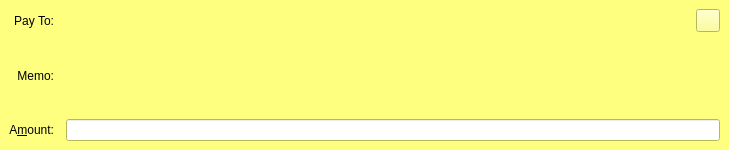
gjhiggins/vcoincore, file src/qt/forms/sendcoinsentry.ui: the form before one commit.
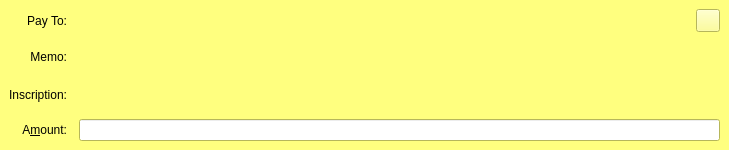
The form after the commit. The open tabs and pages were chosen to show the change. Icons and pictures are not drawn. Custom widgets are drawn as their Qt base class.

Commit message: OP_RETURN inscriptions, integrated into “Send coins” tab

```diff
--- a/src/qt/forms/sendcoinsentry.ui
+++ b/src/qt/forms/sendcoinsentry.ui
@@ -689,6 +689,23 @@
      </widget>
     </item>
     <item row="2" column="0">
+     <widget class="QLabel" name="inscriptionLabel_is">
+      <property name="text">
+       <string>Inscription:</string>
+      </property>
+      <property name="alignment">
+       <set>Qt::AlignRight|Qt::AlignTrailing|Qt::AlignVCenter</set>
+      </property>
+     </widget>
+    </item>
+    <item row="2" column="1">
+     <widget class="QLabel" name="inscriptionTextLabel_is">
+      <property name="textFormat">
+       <enum>Qt::PlainText</enum>
+      </property>
+     </widget>
+    </item>
+    <item row="3" column="0">
      <widget class="QLabel" name="amountLabel_is">
       <property name="text">
        <string>A&amp;mount:</string>
@@ -701,7 +718,7 @@
       </property>
      </widget>
     </item>
-    <item row="2" column="1">
+    <item row="3" column="1">
      <widget class="BitcoinAmountField" name="payAmount_is">
       <property name="acceptDrops">
        <bool>false</bool>
```
Left out of the diff: 79 changed lines with no effect on the pictures. The commit also changes 18 other files.
